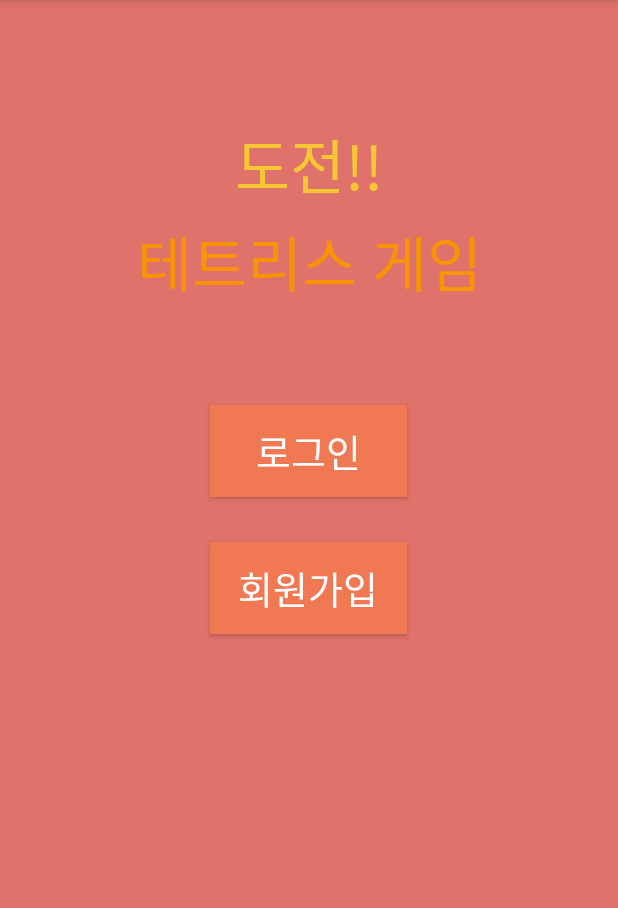
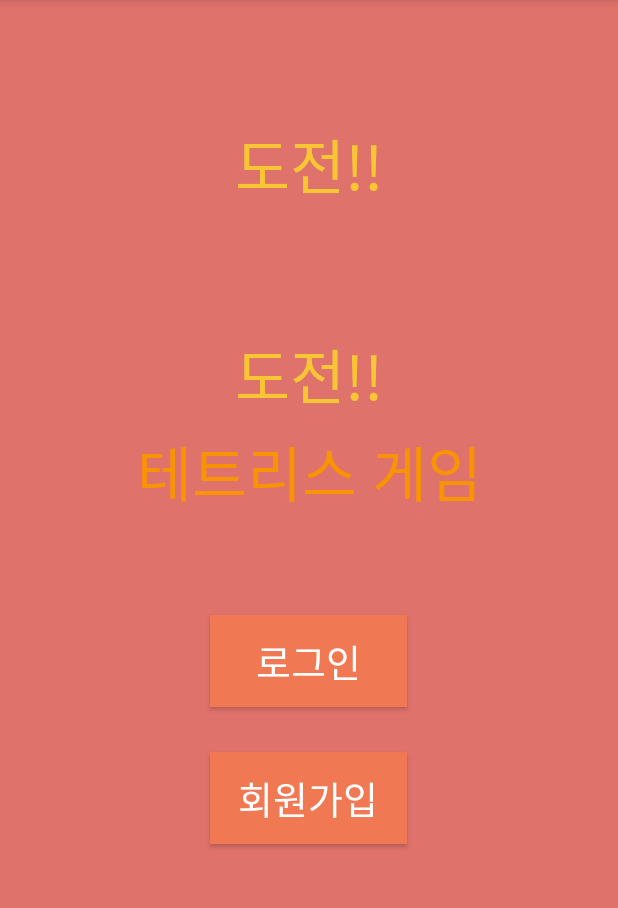
Before and after one commit to Rayoungji/RhythmGame-Android, an Android app: the screen it shows after launch (MainActivity), on a phone screen of 412 x 824 dp, the part 84-992 px from its top. Run offline under Robolectric (Android 15) with nearby library versions, the phone set to English and light mode, and no system bars.

Commit message:
테트리스 ui 구성

```diff
--- a/app/src/main/res/layout/activity_main.xml
+++ b/app/src/main/res/layout/activity_main.xml
@@ -7,6 +7,15 @@
     android:background="#DF726B"
     android:orientation="vertical"
     tools:context=".MainActivity">
+
+    <TextView
+        android:layout_width="match_parent"
+        android:layout_height="wrap_content"
+        android:layout_marginTop="80dp"
+        android:gravity="center"
+        android:text="도전!!"
+        android:textColor="#F8C635"
+        android:textSize="40dp" />
 
     <TextView
         android:layout_width="match_parent"
```
